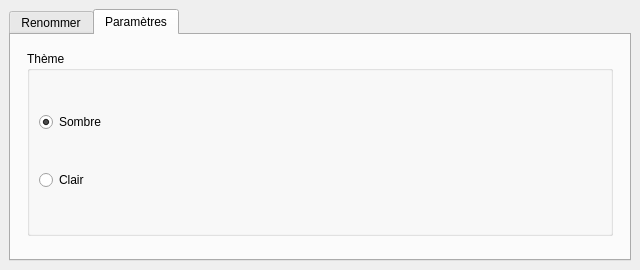
Tibxla/FileRenamer, file mainwindow.ui: the form before one commit.
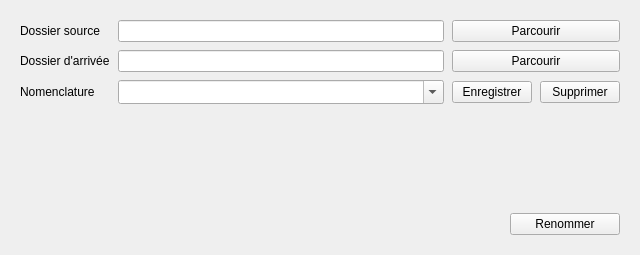
The form after the commit. The open tabs and pages were chosen to show the change. Custom widgets are drawn as their Qt base class.

Patch:
```diff
--- a/mainwindow.ui
+++ b/mainwindow.ui
@@ -7,26 +7,22 @@
     <x>0</x>
     <y>0</y>
     <width>640</width>
-    <height>270</height>
+    <height>255</height>
    </rect>
   </property>
+  <property name="minimumSize">
+   <size><width>520</width><height>220</height></size>
+  </property>
   <property name="windowTitle">
    <string notr="true">FileRenamer</string>
   </property>
   <widget class="QWidget" name="centralWidget">
    <layout class="QVBoxLayout" name="windowLayout">
-    <item>
-     <widget class="QTabWidget" name="tabWidget">
-      <widget class="QWidget" name="tabRename">
-       <attribute name="title">
-        <string>Renommer</string>
-       </attribute>
-       <layout class="QVBoxLayout" name="renameLayout">
-        <property name="spacing"><number>12</number></property>
-        <property name="leftMargin"><number>16</number></property>
-        <property name="topMargin"><number>16</number></property>
-        <property name="rightMargin"><number>16</number></property>
-        <property name="bottomMargin"><number>16</number></property>
+    <property name="spacing"><number>16</number></property>
+    <property name="leftMargin"><number>20</number></property>
+    <property name="topMargin"><number>20</number></property>
+    <property name="rightMargin"><number>20</number></property>
+    <property name="bottomMargin"><number>20</number></property>
         <item>
          <layout class="QGridLayout" name="renameForm">
           <property name="horizontalSpacing"><number>8</number></property>
@@ -88,8 +84,16 @@
            </widget>
           </item>
           <item row="3" column="1" colspan="3">
-           <widget class="QLabel" name="nomenclatureHint">
-            <property name="text"><string>{n} marque l'emplacement du numéro.</string></property>
+       <widget class="QLabel" name="renamePreview">
+        <property name="sizePolicy">
+         <sizepolicy hsizetype="Ignored" vsizetype="Preferred">
+          <horstretch>0</horstretch>
+          <verstretch>0</verstretch>
+         </sizepolicy>
+        </property>
+        <property name="textFormat"><enum>Qt::PlainText</enum></property>
+        <property name="alignment"><set>Qt::AlignLeft|Qt::AlignTop</set></property>
+        <property name="wordWrap"><bool>true</bool></property>
            </widget>
           </item>
          </layout>
@@ -109,44 +113,6 @@
         </item>
        </layout>
       </widget>
-      <widget class="QWidget" name="tabSettings">
-       <attribute name="title">
-        <string>Paramètres</string>
-       </attribute>
-       <layout class="QVBoxLayout" name="settingsLayout">
-        <property name="leftMargin"><number>16</number></property>
-        <property name="topMargin"><number>16</number></property>
-        <property name="rightMargin"><number>16</number></property>
-        <property name="bottomMargin"><number>16</number></property>
-        <item>
-         <widget class="QGroupBox" name="themeGroupBox">
-          <property name="title"><string>Thème</string></property>
-          <layout class="QVBoxLayout" name="themeLayout">
-           <item>
-            <widget class="QRadioButton" name="darkThemeRadioButton">
-             <property name="text"><string>Sombre</string></property>
-             <property name="checked"><bool>true</bool></property>
-            </widget>
-           </item>
-           <item>
-            <widget class="QRadioButton" name="lightThemeRadioButton">
-             <property name="text"><string>Clair</string></property>
-            </widget>
-           </item>
-          </layout>
-         </widget>
-        </item>
-        <item>
-         <spacer name="settingsSpacer">
-          <property name="orientation"><enum>Qt::Vertical</enum></property>
-         </spacer>
-        </item>
-       </layout>
-      </widget>
-     </widget>
-    </item>
-   </layout>
-  </widget>
  </widget>
  <customwidgets>
   <customwidget>
```
Left out of the diff: 3 changed lines with no effect on the pictures. Lines whose indentation alone changed are shown as unchanged.
